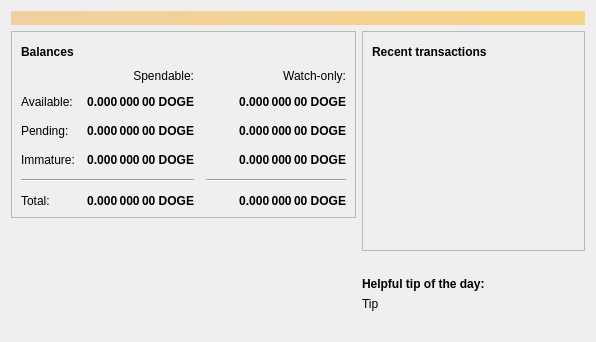
Old version of the form src/qt/forms/overviewpage.ui in the repository KaitoSawano/termucoin.
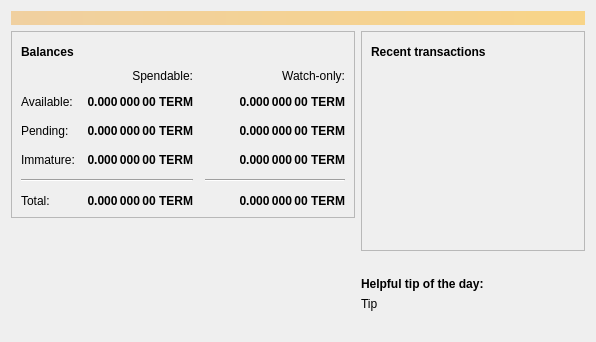
New version of the form. Icons and pictures are not drawn.

Patch:
```diff
--- a/src/qt/forms/overviewpage.ui
+++ b/src/qt/forms/overviewpage.ui
@@ -129,7 +129,7 @@
                <string>Unconfirmed transactions to watch-only addresses</string>
               </property>
               <property name="text">
-               <string notr="true">0.000 000 00 DOGE</string>
+               <string notr="true">0.000 000 00 TERM</string>
               </property>
               <property name="alignment">
                <set>Qt::AlignRight|Qt::AlignTrailing|Qt::AlignVCenter</set>
@@ -154,7 +154,7 @@
                <string>Total of transactions that have yet to be confirmed, and do not yet count toward the spendable balance</string>
               </property>
               <property name="text">
-               <string notr="true">0.000 000 00 DOGE</string>
+               <string notr="true">0.000 000 00 TERM</string>
               </property>
               <property name="alignment">
                <set>Qt::AlignRight|Qt::AlignTrailing|Qt::AlignVCenter</set>
@@ -179,7 +179,7 @@
                <string>Mined balance in watch-only addresses that has not yet matured</string>
               </property>
               <property name="text">
-               <string notr="true">0.000 000 00 DOGE</string>
+               <string notr="true">0.000 000 00 TERM</string>
               </property>
               <property name="alignment">
                <set>Qt::AlignRight|Qt::AlignTrailing|Qt::AlignVCenter</set>
@@ -237,7 +237,7 @@
                <string>Mined balance that has not yet matured</string>
               </property>
               <property name="text">
-               <string notr="true">0.000 000 00 DOGE</string>
+               <string notr="true">0.000 000 00 TERM</string>
               </property>
               <property name="alignment">
                <set>Qt::AlignRight|Qt::AlignTrailing|Qt::AlignVCenter</set>
@@ -282,7 +282,7 @@
                <string>Your current total balance</string>
               </property>
               <property name="text">
-               <string notr="true">0.000 000 00 DOGE</string>
+               <string notr="true">0.000 000 00 TERM</string>
               </property>
               <property name="alignment">
                <set>Qt::AlignRight|Qt::AlignTrailing|Qt::AlignVCenter</set>
@@ -307,7 +307,7 @@
                <string>Current total balance in watch-only addresses</string>
               </property>
               <property name="text">
-               <string notr="true">0.000 000 00 DOGE</string>
+               <string notr="true">0.000 000 00 TERM</string>
               </property>
               <property name="alignment">
                <set>Qt::AlignRight|Qt::AlignTrailing|Qt::AlignVCenter</set>
@@ -349,7 +349,7 @@
                <string>Your current spendable balance</string>
               </property>
               <property name="text">
-               <string notr="true">0.000 000 00 DOGE</string>
+               <string notr="true">0.000 000 00 TERM</string>
               </property>
               <property name="alignment">
                <set>Qt::AlignRight|Qt::AlignTrailing|Qt::AlignVCenter</set>
@@ -374,7 +374,7 @@
                <string>Your current balance in watch-only addresses</string>
               </property>
               <property name="text">
-               <string notr="true">0.000 000 00 DOGE</string>
+               <string notr="true">0.000 000 00 TERM</string>
               </property>
               <property name="alignment">
                <set>Qt::AlignRight|Qt::AlignTrailing|Qt::AlignVCenter</set>
```
Left out of the diff: 4 changed lines with no effect on the pictures.
